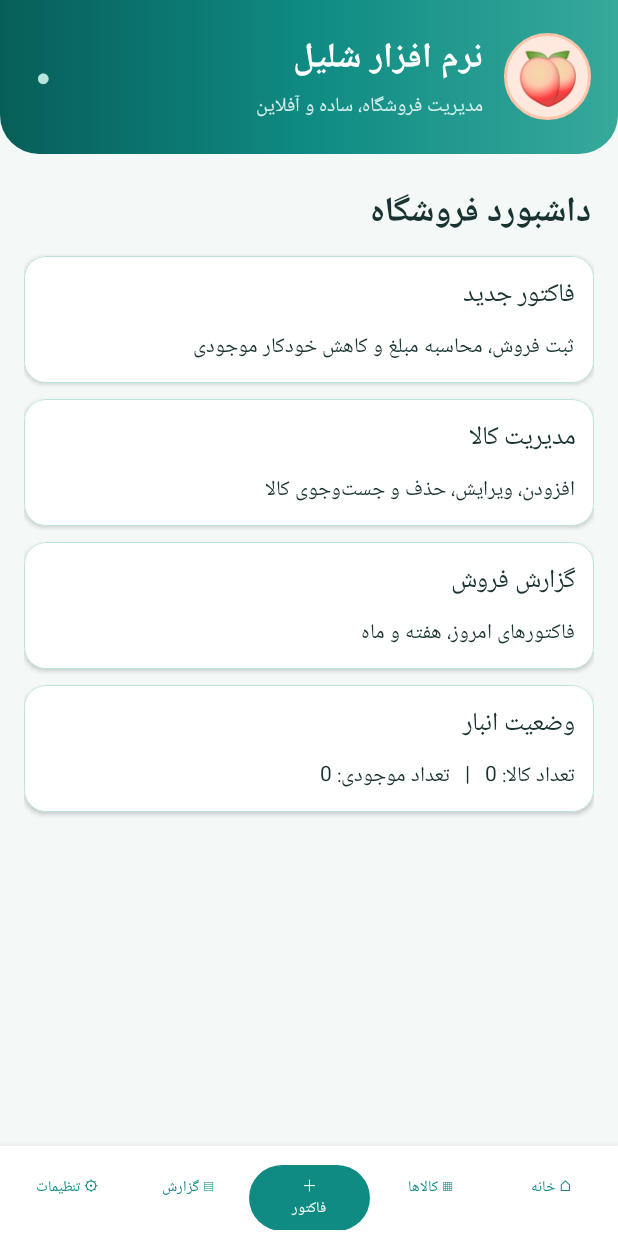
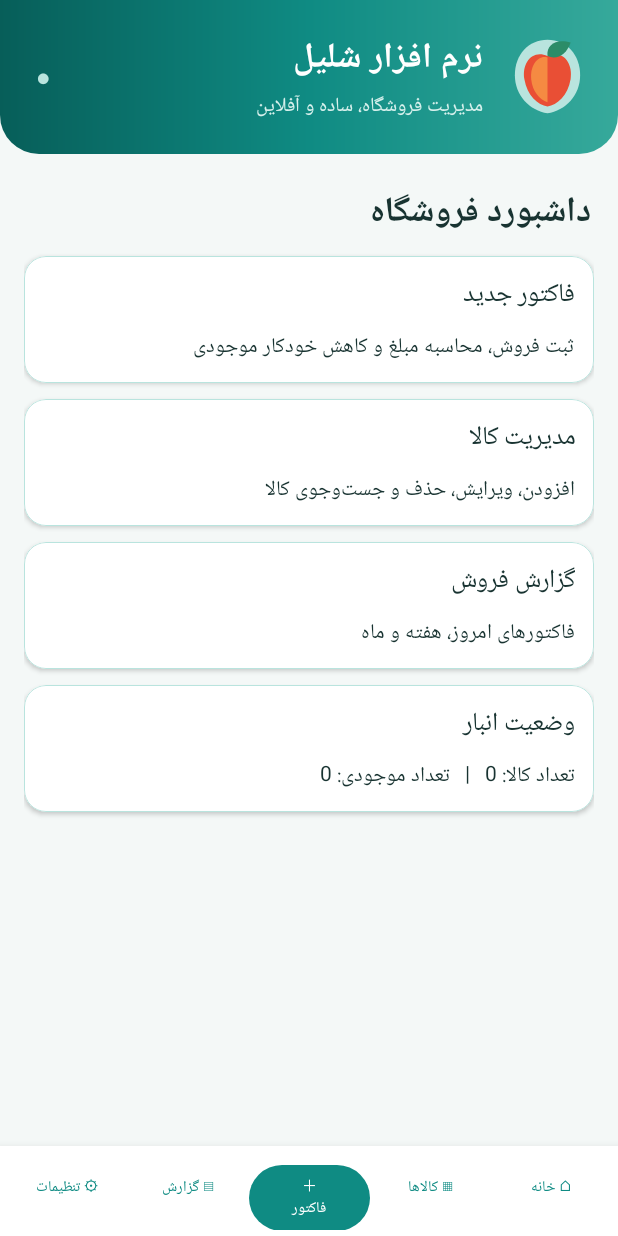
Before and after one commit to mrpcreporter-ship-it/Shalil, an Android app: the screen it shows after launch (MainActivity), on a phone screen of 412 x 824 dp. Run offline under Robolectric (Android 15) with nearby library versions, the phone set to English and light mode, and no system bars; libraries missing offline, so code that uses them is left out: com.journeyapps.barcodescanner.

Commit message:
Apply original nectarine logo in app header

```diff
--- a/app/src/main/res/layout/activity_main.xml
+++ b/app/src/main/res/layout/activity_main.xml
@@ -6,8 +6,9 @@
   android:orientation="horizontal" android:gravity="center_vertical" android:paddingStart="18dp"
   android:paddingEnd="18dp" android:paddingTop="20dp" android:paddingBottom="20dp"
   android:background="@drawable/header_gradient">
-  <TextView android:layout_width="58dp" android:layout_height="58dp" android:gravity="center"
-   android:text="🍑" android:textSize="34sp" android:background="@drawable/logo_circle"/>
+  <ImageView android:layout_width="58dp" android:layout_height="58dp"
+   android:src="@drawable/nectarine_mark" android:contentDescription="Shalil nectarine logo"
+   android:scaleType="fitCenter"/>
   <LinearLayout android:layout_width="0dp" android:layout_height="wrap_content"
    android:layout_weight="1" android:orientation="vertical" android:paddingStart="14dp">
    <TextView android:layout_width="wrap_content" android:layout_height="wrap_content"
```
